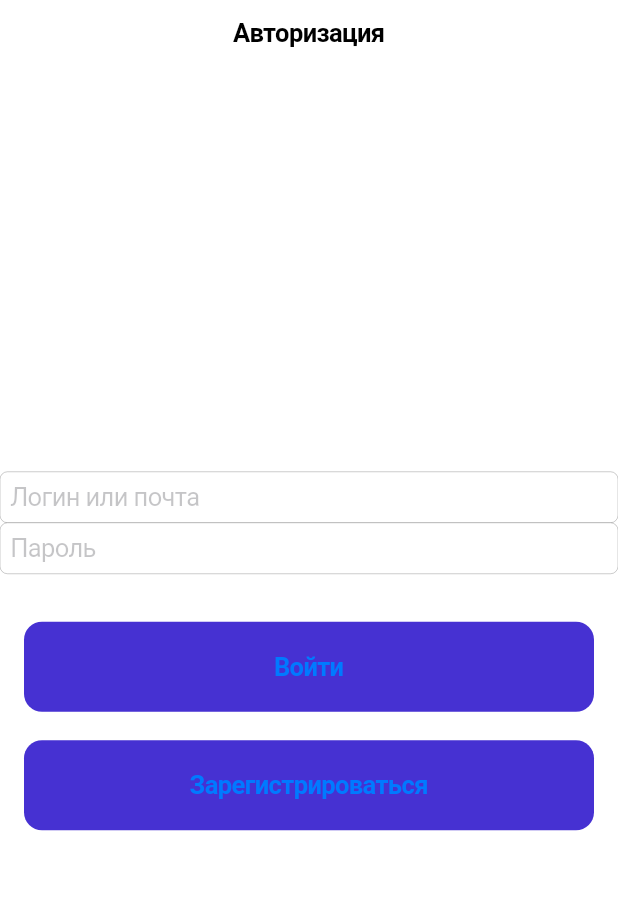
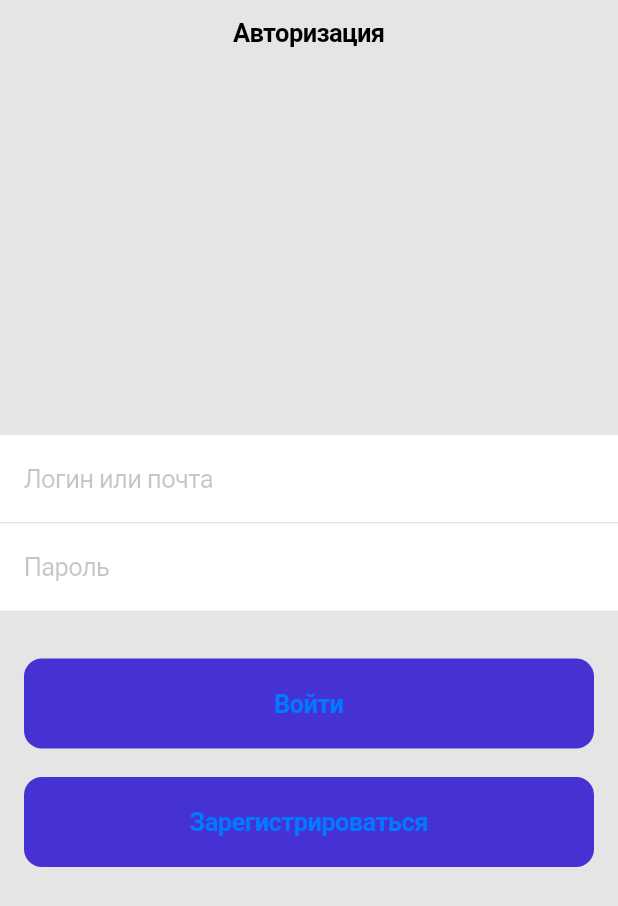
Before and after one commit to serikqaliev/flutter_project, a Flutter app: the screen it shows after launch, on a phone screen of 412 x 824 dp. Shown: the top 906 px of the screen. Run offline on Flutter 3.47's test engine with Material 2 defaults, Android fonts, the phone set to English and light mode, and no system bars.

Commit message:
auth page

```diff
--- a/lib/screens/auth/auth_screen.dart
+++ b/lib/screens/auth/auth_screen.dart
@@ -10,7 +10,10 @@ class AuthScreen extends StatelessWidget {
   @override
   Widget build(BuildContext context) {
     return CupertinoPageScaffold(
+      backgroundColor: Color(0xFFE5E5E5),
       navigationBar: const CupertinoNavigationBar(
+        border: Border(),
+        backgroundColor: CupertinoColors.white,
         middle: Text('Авторизация'),
       ),
       child: SafeArea(
@@ -19,9 +22,18 @@ class AuthScreen extends StatelessWidget {
           crossAxisAlignment: CrossAxisAlignment.stretch,
           children: <Widget>[
             CupertinoTextField(
+              decoration: BoxDecoration(color: CupertinoColors.white),
+              padding: EdgeInsets.symmetric(horizontal: 16, vertical: 19),
               placeholder: 'Логин или почта',
             ),
+            Container(
+              height: 1,
+              color: Color(0xFFE0E6ED),
+              margin: EdgeInsets.symmetric(horizontal: 16),
+            ),
             CupertinoTextField(
+              decoration: BoxDecoration(color: CupertinoColors.white),
+              padding: EdgeInsets.symmetric(horizontal: 16, vertical: 19),
               placeholder: 'Пароль',
             ),
             SizedBox(
```
